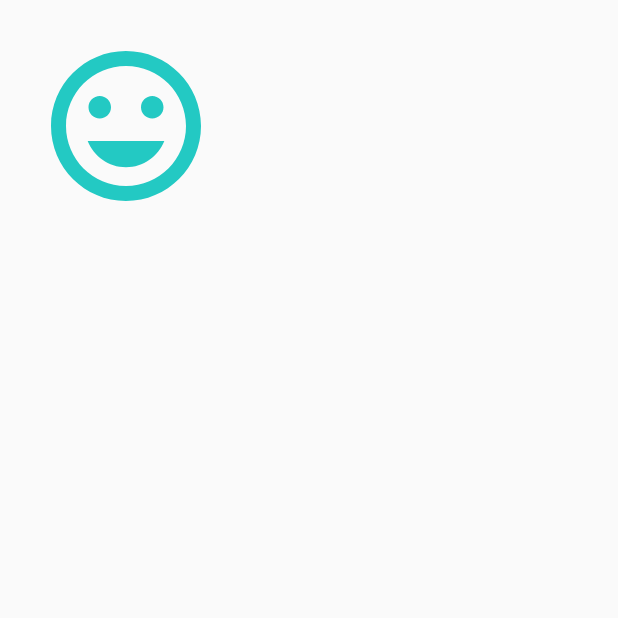
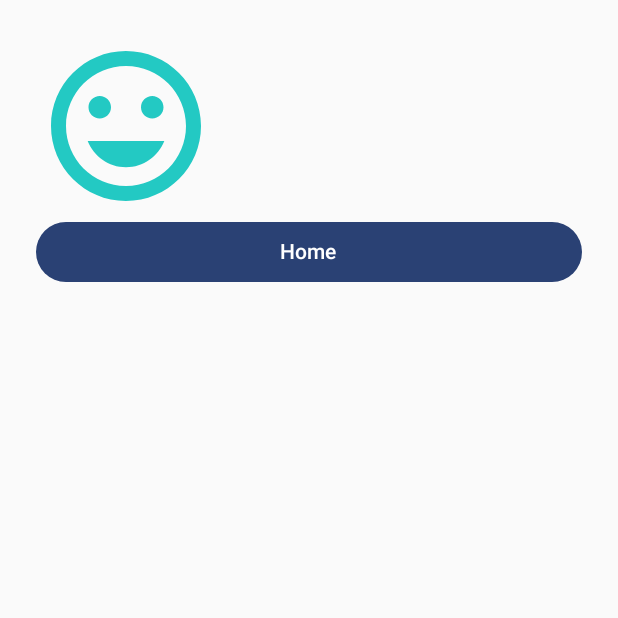
Before and after one commit to Zlurgg/The-Day-To, an Android app built with Jetpack Compose: the CalenderScreen screen opened through its navigation route, on a phone screen of 412 x 824 dp, the top half of it. Run offline under Robolectric (Android 15) with nearby library versions, the light colour scheme and no system bars.

Commit message:
refactored out calender to different class, added a return button to page

```diff
--- a/app/build.gradle
+++ b/app/build.gradle
@@ -67,5 +67,7 @@ dependencies {
 
     // NavHost
     implementation "androidx.navigation:navigation-compose:2.6.0"
+    implementation "androidx.compose.material:material:1.4.3"
+
 
 }
--- /dev/null
+++ b/app/src/main/java/com/example/thedayto/CalenderScreen.kt
@@ -0,0 +1,44 @@
+package com.example.thedayto
+
+import androidx.compose.foundation.Image
+import androidx.compose.foundation.layout.Column
+import androidx.compose.foundation.layout.fillMaxWidth
+import androidx.compose.material3.Button
+import androidx.compose.material3.Text
+import androidx.compose.runtime.Composable
+import androidx.compose.ui.Modifier
+import androidx.compose.ui.res.painterResource
+import androidx.compose.ui.tooling.preview.Preview
+
+@Composable
+fun CalenderScreen(
+    mood: String,
+    onReturnButtonClicked: () -> Unit
+) {
+    val id = if (mood == "sad_face") {
+        R.drawable.sad_face
+    } else {
+        R.drawable.happy_face
+    }
+    Column() {
+        Image(
+            painter = painterResource(id = id),
+            contentDescription = "displayed mood"
+        )
+        Button(
+            modifier = Modifier.fillMaxWidth(),
+            onClick = { onReturnButtonClicked() }
+        ) {
+            Text("Home")
+        }
+    }
+}
+
+@Preview(showBackground = true)
+@Composable
+fun CalenderScreenPreview() {
+    CalenderScreen(
+        mood = "",
+        onReturnButtonClicked = {}
+    )
+}
--- a/app/src/main/java/com/example/thedayto/TheDayToScreen.kt
+++ b/app/src/main/java/com/example/thedayto/TheDayToScreen.kt
@@ -3,17 +3,20 @@ package com.example.thedayto
 import androidx.annotation.StringRes
 import androidx.compose.foundation.Image
 import androidx.compose.foundation.layout.Arrangement
+import androidx.compose.foundation.layout.Column
 import androidx.compose.foundation.layout.Row
 import androidx.compose.foundation.layout.fillMaxSize
 import androidx.compose.foundation.layout.fillMaxWidth
 import androidx.compose.foundation.layout.padding
 import androidx.compose.material3.Button
+import androidx.compose.material3.ExperimentalMaterial3Api
 import androidx.compose.material3.Text
 import androidx.compose.runtime.Composable
 import androidx.compose.ui.Modifier
 import androidx.compose.ui.res.painterResource
 import androidx.compose.ui.tooling.preview.Preview
 import androidx.compose.ui.unit.dp
+import androidx.navigation.NavHostController
 import androidx.navigation.compose.NavHost
 import androidx.navigation.compose.composable
 import androidx.navigation.compose.rememberNavController
@@ -24,11 +27,11 @@ enum class TheDayToScreen(@StringRes val title: Int) {
     Calender(title = R.string.calender),
 }
 
+@OptIn(ExperimentalMaterial3Api::class)
 @Composable
 fun TheDayToApp() {
     val navController = rememberNavController()
     var mood = ""
-
     NavHost(
         navController = navController,
         startDestination = TheDayToScreen.Home.name,
@@ -39,11 +42,15 @@ fun TheDayToApp() {
                 onSubmitMoodButtonClicked = {
                     navController.navigate(TheDayToScreen.Calender.name)
                     mood = it
-                },
+                }
             )
         }
         composable(TheDayToScreen.Calender.name) {
-            CalenderScreen(mood)
+            CalenderScreen(
+                mood = mood,
+                onReturnButtonClicked = {
+                backToHome(navController)
+            })
         }
     }
 }
@@ -53,6 +60,10 @@ fun HomeScreen(
     onSubmitMoodButtonClicked: (String) -> Unit,
     modifier: Modifier = Modifier
 ) {
+    Column() {
+        Text(
+            modifier = Modifier.fillMaxWidth(),
+            text = "How're you feeling today?")
         Row(
             horizontalArrangement = Arrangement.SpaceBetween,
             modifier = Modifier
@@ -78,6 +89,8 @@ fun HomeScreen(
         }
     }
 
+}
+
 @Preview(showBackground = true)
 @Composable
 fun HomeScreenPreview() {
@@ -87,22 +100,8 @@ fun HomeScreenPreview() {
             .fillMaxSize())
 }
 
-@Composable
-fun CalenderScreen(mood: String) {
-    val id = if (mood == "sad_face") {
-        R.drawable.sad_face
-    } else {
-        R.drawable.happy_face
+private fun backToHome(
+    navController: NavHostController
+) {
+    navController.popBackStack(TheDayToScreen.Home.name, inclusive = false)
 }
-    Image(
-        painter = painterResource(id = id),
-        contentDescription = "displayed mood"
-    )
-}
-
-
-@Preview(showBackground = true)
-@Composable
-fun CalenderScreenPreview() {
-    CalenderScreen("")
-}
```
Lines whose indentation alone changed are shown as unchanged.
